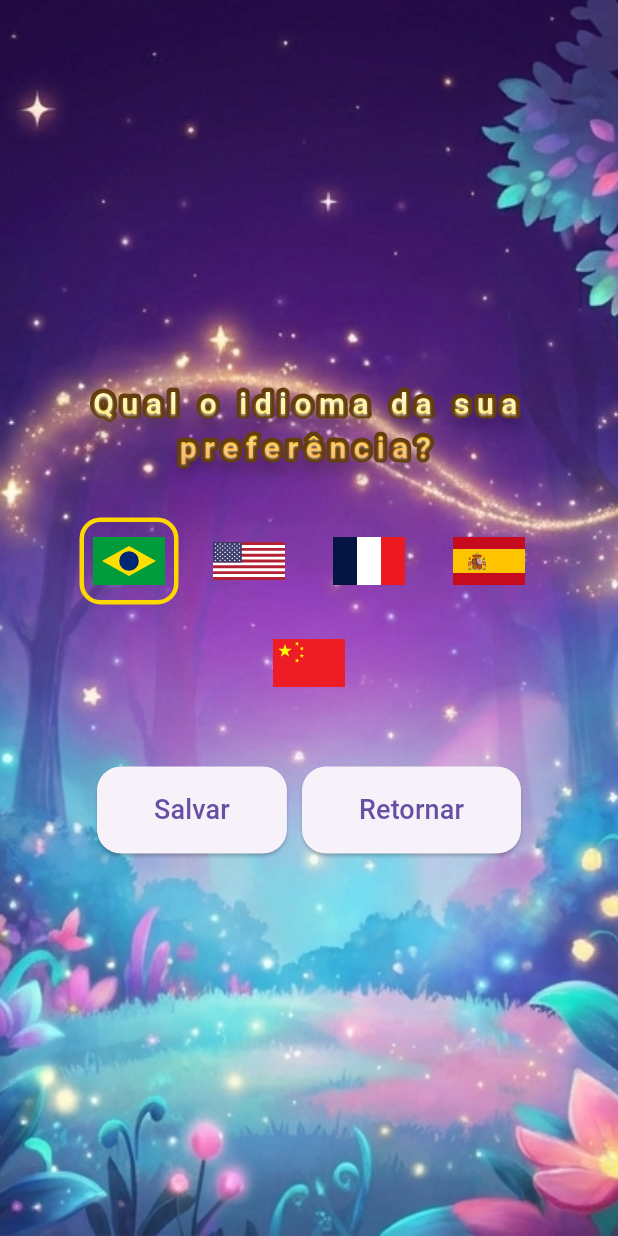
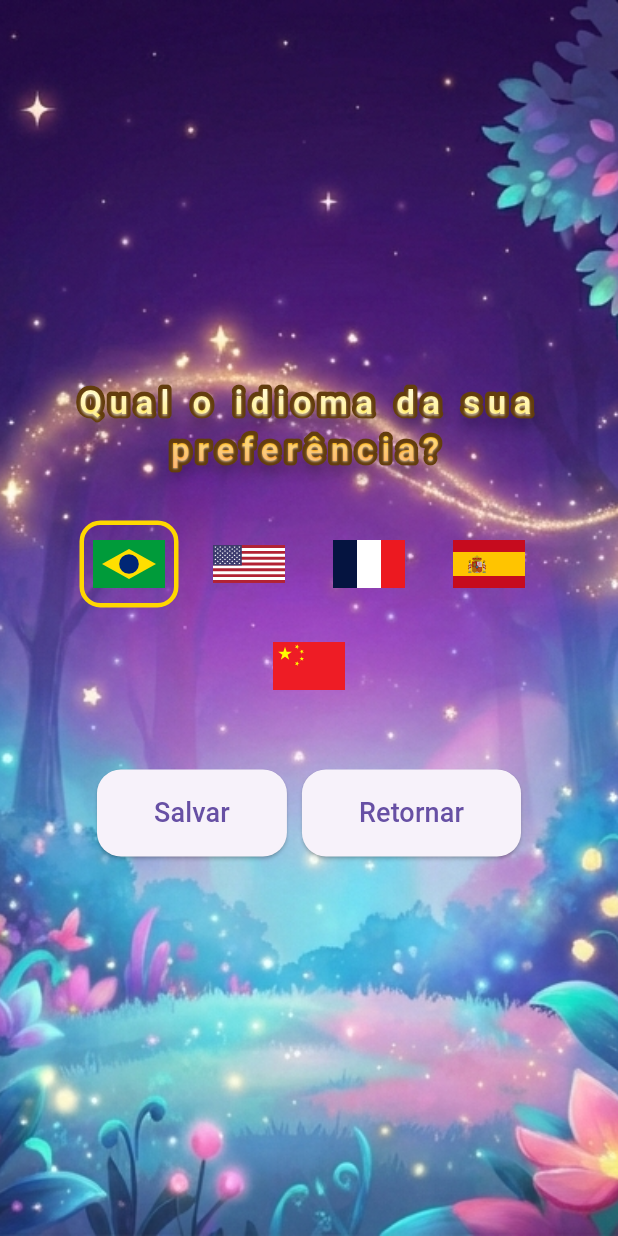
Before and after one commit to elderlira/historias_encantadas, a Flutter app: the screen it shows after launch, on a phone screen of 412 x 824 dp. Run offline on Flutter 3.47's test engine with Material 3 defaults, Android fonts, the phone set to English and light mode, and no system bars; our stand-ins replace audioplayers, flutter_svg, flutter_tts, google_fonts, in_app_purchase, sqflite; accounts and stored records are empty; Roboto replaces fonts that are missing (Cinzel Decorative); statements that could not run were skipped.

Commit message:
adjust config screen

```diff
--- a/lib/screens/language_selection_screen.dart
+++ b/lib/screens/language_selection_screen.dart
@@ -57,7 +57,7 @@ class _LanguageSelectionScreenState extends State<LanguageSelectionScreen> {
   @override
   Widget build(BuildContext context) {
     final t = AppLocalizations.of(context)!;
-    print(context.read<LocaleProvider>());
+    var width = MediaQuery.of(context).size.width;
 
     return Scaffold(
       body: Container(
@@ -74,9 +74,12 @@ class _LanguageSelectionScreenState extends State<LanguageSelectionScreen> {
           child: Column(
             mainAxisAlignment: MainAxisAlignment.center,
             children: [
-              TitleCartoon(text: t.selectLanguage),
+              TitleCartoon(
+                text: t.selectLanguage,
+                fontSize: width >= 600 ? 30 : 22,
+              ),
 
-              const SizedBox(height: 32),
+              SizedBox(height: width >= 600 ? 50 : 32),
 
               Wrap(
                 alignment: WrapAlignment.center,
--- a/lib/widgets/language_flag.dart
+++ b/lib/widgets/language_flag.dart
@@ -18,6 +18,7 @@ class LanguageFlag extends StatelessWidget {
   @override
   Widget build(BuildContext context) {
     final isSelected = languageCode == selectedLang;
+    var width = MediaQuery.of(context).size.width;
 
     return GestureDetector(
       onTap: onTap,
@@ -33,8 +34,8 @@ class LanguageFlag extends StatelessWidget {
         ),
         child: SvgPicture.asset(
           'assets/flags/$countryCode.svg',
-          width: 48,
-          height: 40,
+          width: width >= 600 ? 70 : 48,
+          height: width > 600 ? 62 : 40,
         ),
       ),
     );
```
